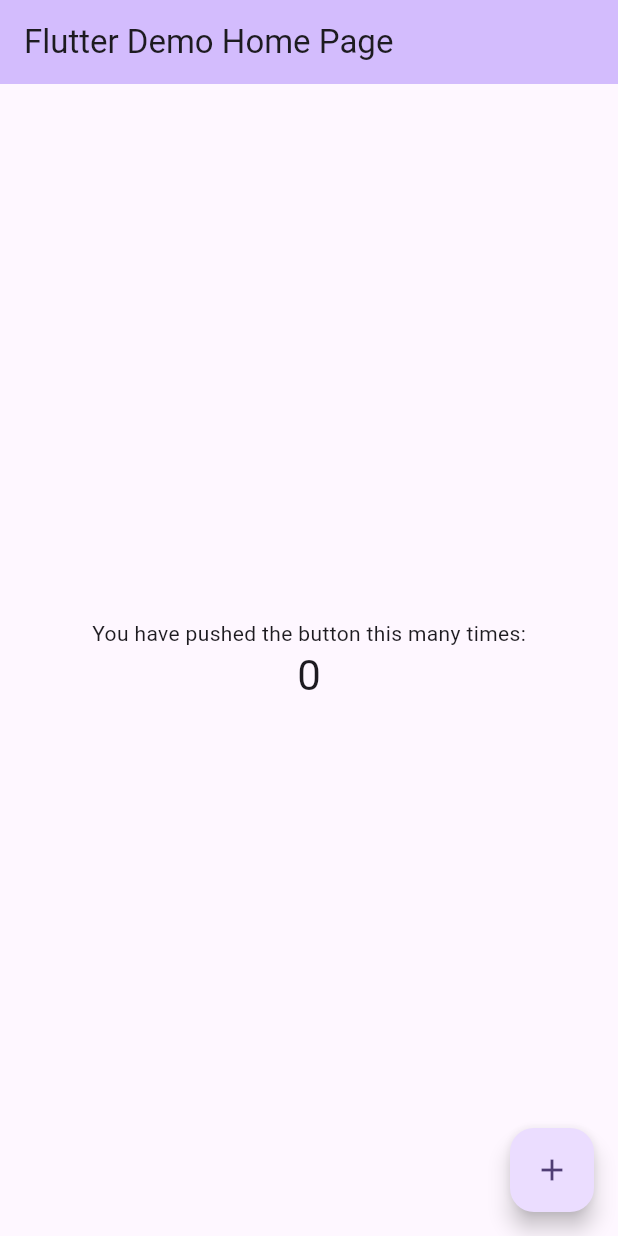
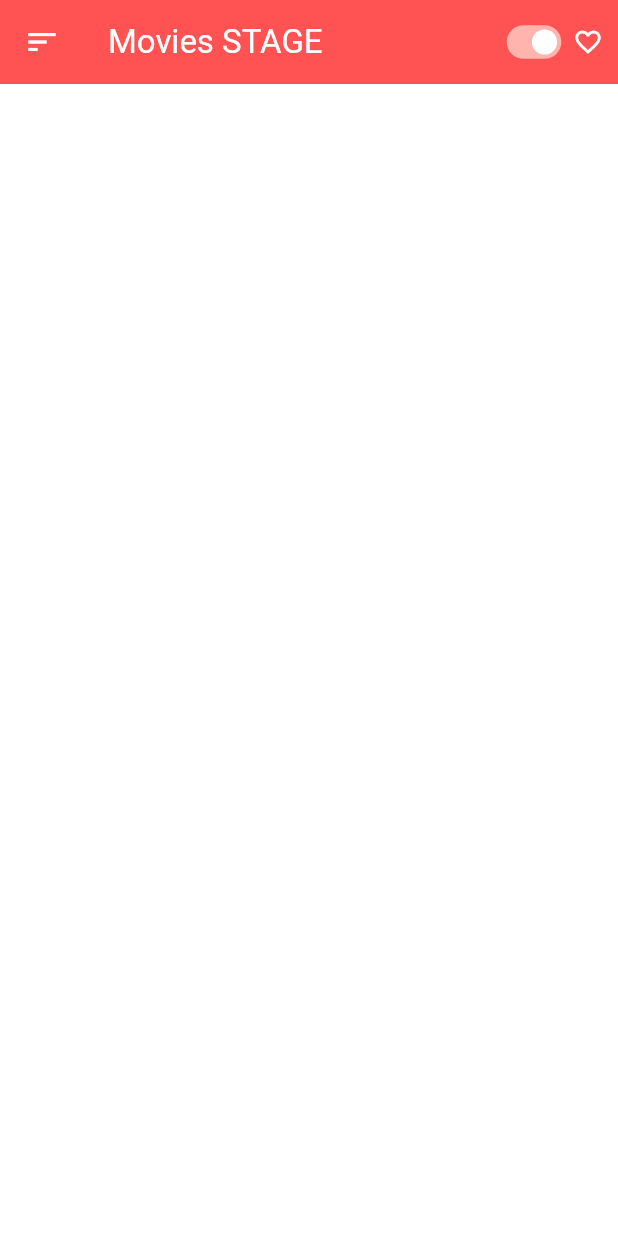
Before and after one commit to GauravMcode/movies_stage, a Flutter app: the screen it shows after launch, on a phone screen of 412 x 824 dp. Run offline on Flutter 3.47's test engine with Material 3 defaults, Android fonts, the phone set to English and light mode, and no system bars.

Commit message:
setup folder structure, files and initial ui

```diff
--- /dev/null
+++ b/lib/config/routes/route_error_page.dart
@@ -0,0 +1,19 @@
+//This page is navigated whenever a provided route is not present (handles route error)
+
+import 'package:flutter/material.dart';
+
+class RouteErrorPage extends StatelessWidget {
+  const RouteErrorPage({super.key});
+
+  @override
+  Widget build(BuildContext context) {
+    return Scaffold(
+      appBar: AppBar(
+        title: const Text('Error'),
+      ),
+      body: const Center(
+        child: Text("This Page doesn't exist"),
+      ),
+    );
+  }
+}
--- /dev/null
+++ b/lib/config/routes/route_generator.dart
@@ -0,0 +1,19 @@
+import 'package:flutter/material.dart';
+import 'package:movies_stage/config/routes/route_error_page.dart';
+import 'package:movies_stage/presentation/movie_details/view/movie_details.dart';
+import 'package:movies_stage/presentation/movies_list/view/movie_list.dart';
+
+class RouteGenerator {
+  static Route<dynamic> generateRoute(RouteSettings settings) {
+    final args = settings.arguments;
+
+    switch (settings.name) {
+      case '/movies_list':
+        return MaterialPageRoute(builder: (_) => MovieList());
+      case '/movie_details':
+        return MaterialPageRoute(builder: (_) => MovieDetails());
+      default:
+        return MaterialPageRoute(builder: (_) => RouteErrorPage());
+    }
+  }
+}
--- /dev/null
+++ b/lib/config/themes/app_theme.dart
@@ -0,0 +1,15 @@
+import 'package:flutter/material.dart';
+
+class AppTheme {
+  static ThemeData getDefaultTheme() {
+    return ThemeData(
+      // primaryColor: Colors.redAccent,
+      secondaryHeaderColor: Colors.redAccent,
+      scaffoldBackgroundColor: Colors.white,
+       brightness: Brightness.light,
+       appBarTheme: AppBarTheme(backgroundColor: Colors.redAccent, foregroundColor:  Colors.white),
+
+      colorScheme: ColorScheme(brightness: Brightness.light, primary: Colors.redAccent, onPrimary: const Color.fromARGB(255, 249, 103, 103), secondary: Colors.white, onSecondary: const Color.fromARGB(255, 243, 222, 222), error: const Color.fromARGB(255, 255, 235, 165), onError: const Color.fromARGB(255, 192, 185, 162), surface: const Color.fromARGB(60, 229, 228, 228), onSurface:  Color.fromARGB(59, 215, 215, 215))
+    );
+  }
+}
--- a/lib/main.dart
+++ b/lib/main.dart
@@ -1,125 +1,22 @@
 import 'package:flutter/material.dart';
+import 'package:movies_stage/config/routes/route_generator.dart';
+import 'package:movies_stage/config/themes/app_theme.dart';
 
 void main() {
-  runApp(const MyApp());
+  runApp(const MoviesStage());
 }
 
-class MyApp extends StatelessWidget {
-  const MyApp({super.key});
+class MoviesStage extends StatelessWidget {
+  const MoviesStage({super.key});
 
-  // This widget is the root of your application.
   @override
   Widget build(BuildContext context) {
     return MaterialApp(
-      title: 'Flutter Demo',
-      theme: ThemeData(
-        // This is the theme of your application.
-        //
-        // TRY THIS: Try running your application with "flutter run". You'll see
-        // the application has a purple toolbar. Then, without quitting the app,
-        // try changing the seedColor in the colorScheme below to Colors.green
-        // and then invoke "hot reload" (save your changes or press the "hot
-        // reload" button in a Flutter-supported IDE, or press "r" if you used
-        // the command line to start the app).
-        //
-        // Notice that the counter didn't reset back to zero; the application
-        // state is not lost during the reload. To reset the state, use hot
-        // restart instead.
-        //
-        // This works for code too, not just values: Most code changes can be
-        // tested with just a hot reload.
-        colorScheme: ColorScheme.fromSeed(seedColor: Colors.deepPurple),
-        useMaterial3: true,
-      ),
-      home: const MyHomePage(title: 'Flutter Demo Home Page'),
+      onGenerateRoute: RouteGenerator.generateRoute,
+      debugShowCheckedModeBanner: false,
+      initialRoute: '/movies_list',
+      themeMode: ThemeMode.light,
+      theme: AppTheme.getDefaultTheme(),
     );
   }
 }
-
-class MyHomePage extends StatefulWidget {
-  const MyHomePage({super.key, required this.title});
-
-  // This widget is the home page of your application. It is stateful, meaning
-  // that it has a State object (defined below) that contains fields that affect
-  // how it looks.
-
-  // This class is the configuration for the state. It holds the values (in this
-  // case the title) provided by the parent (in this case the App widget) and
-  // used by the build method of the State. Fields in a Widget subclass are
-  // always marked "final".
-
-  final String title;
-
-  @override
-  State<MyHomePage> createState() => _MyHomePageState();
-}
-
-class _MyHomePageState extends State<MyHomePage> {
-  int _counter = 0;
-
-  void _incrementCounter() {
-    setState(() {
-      // This call to setState tells the Flutter framework that something has
-      // changed in this State, which causes it to rerun the build method below
-      // so that the display can reflect the updated values. If we changed
-      // _counter without calling setState(), then the build method would not be
-      // called again, and so nothing would appear to happen.
-      _counter++;
-    });
-  }
-
-  @override
-  Widget build(BuildContext context) {
-    // This method is rerun every time setState is called, for instance as done
-    // by the _incrementCounter method above.
-    //
-    // The Flutter framework has been optimized to make rerunning build methods
-    // fast, so that you can just rebuild anything that needs updating rather
-    // than having to individually change instances of widgets.
-    return Scaffold(
-      appBar: AppBar(
-        // TRY THIS: Try changing the color here to a specific color (to
-        // Colors.amber, perhaps?) and trigger a hot reload to see the AppBar
-        // change color while the other colors stay the same.
-        backgroundColor: Theme.of(context).colorScheme.inversePrimary,
-        // Here we take the value from the MyHomePage object that was created by
-        // the App.build method, and use it to set our appbar title.
-        title: Text(widget.title),
-      ),
-      body: Center(
-        // Center is a layout widget. It takes a single child and positions it
-        // in the middle of the parent.
-        child: Column(
-          // Column is also a layout widget. It takes a list of children and
-          // arranges them vertically. By default, it sizes itself to fit its
-          // children horizontally, and tries to be as tall as its parent.
-          //
-          // Column has various properties to control how it sizes itself and
-          // how it positions its children. Here we use mainAxisAlignment to
-          // center the children vertically; the main axis here is the vertical
-          // axis because Columns are vertical (the cross axis would be
-          // horizontal).
-          //
-          // TRY THIS: Invoke "debug painting" (choose the "Toggle Debug Paint"
-          // action in the IDE, or press "p" in the console), to see the
-          // wireframe for each widget.
-          mainAxisAlignment: MainAxisAlignment.center,
-          children: <Widget>[
-            const Text(
-              'You have pushed the button this many times:',
-            ),
-            Text(
-              '$_counter',
-              style: Theme.of(context).textTheme.headlineMedium,
-            ),
-          ],
-        ),
-      ),
-      floatingActionButton: FloatingActionButton(
-        onPressed: _incrementCounter,
-        tooltip: 'Increment',
-        child: const Icon(Icons.add),
-      ), // This trailing comma makes auto-formatting nicer for build methods.
-    );
-  }
-}
--- /dev/null
+++ b/lib/presentation/movie_details/view/movie_details.dart
@@ -0,0 +1,15 @@
+import 'package:flutter/material.dart';
+
+class MovieDetails extends StatefulWidget {
+  const MovieDetails({super.key});
+
+  @override
+  State<MovieDetails> createState() => _MovieDetailsState();
+}
+
+class _MovieDetailsState extends State<MovieDetails> {
+  @override
+  Widget build(BuildContext context) {
+    return const Placeholder();
+  }
+}
--- /dev/null
+++ b/lib/presentation/movies_list/view/movie_list.dart
@@ -0,0 +1,33 @@
+import 'package:flutter/material.dart';
+
+class MovieList extends StatefulWidget {
+  const MovieList({super.key});
+
+  @override
+  State<MovieList> createState() => _MovieListState();
+}
+
+class _MovieListState extends State<MovieList> {
+  @override
+  Widget build(BuildContext context) {
+    final w = MediaQuery.of(context).size.width;
+    final h = MediaQuery.of(context).size.height;
+    return Scaffold(
+      appBar: AppBar(
+        title: Text("Movies STAGE"),
+        centerTitle: false,
+        actions: [
+          Transform.scale(scale: 0.7, child: Switch(value: true, padding: EdgeInsets.zero ,onChanged: (value){}, thumbColor: WidgetStatePropertyAll(Colors.white), trackColor: WidgetStatePropertyAll(const Color.fromARGB(255, 255, 180, 174)),)),
+          Icon(Icons.favorite_border, size: 20,),
+          SizedBox(width: 10,)
+        ],
+        leading: Icon(Icons.sort),
+      ),
+      body: SizedBox(
+        width: w,
+        height: h,
+
+      ),
+    );
+  }
+}
```
Also changed, not shown: lib/presentation/movie_details/bloc/movie_details_bloc.dart (added), lib/presentation/movie_details/bloc/movie_details_events.dart (added), lib/presentation/movies_list/bloc/movie_list_events.dart (added), lib/presentation/movies_list/bloc/movies_list_bloc.dart (added), 2 other files.
